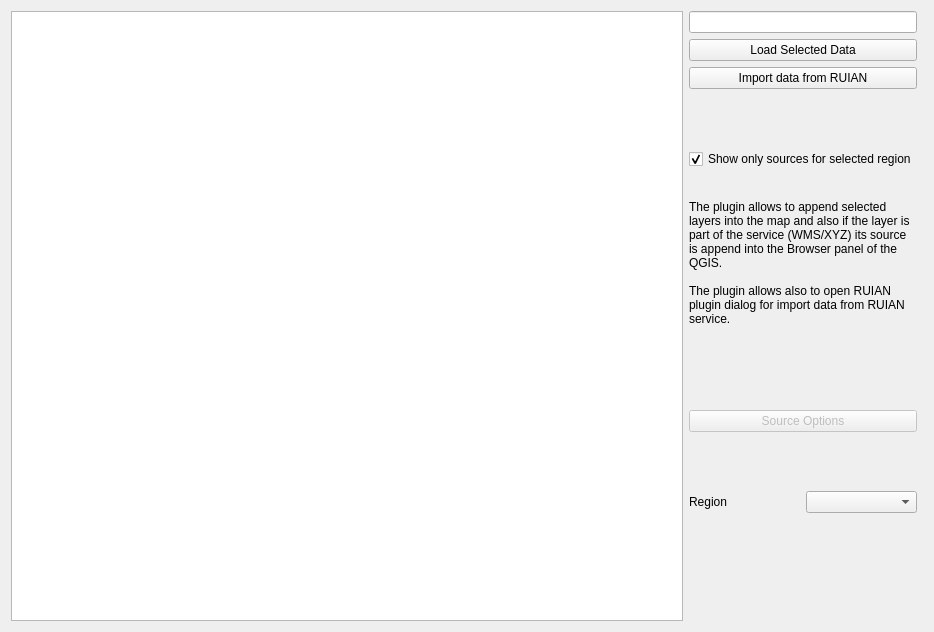
Old version of the form Geo_Data_dialog_base.ui in the repository OpenGeoLabs/czech_slovak_freegeodata.
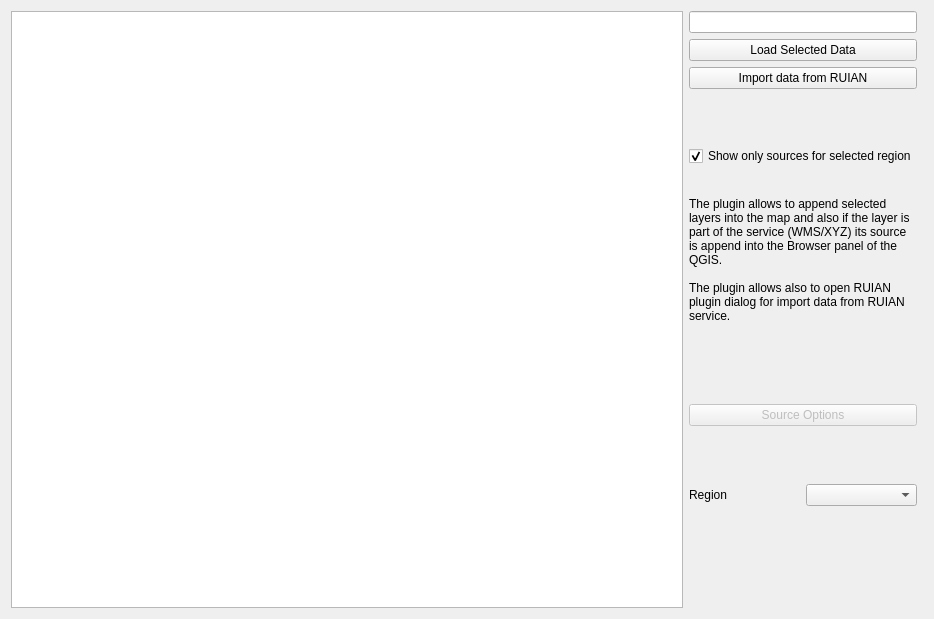
New version of the form. Custom widgets are drawn as their Qt base class.

```diff
--- a/Geo_Data_dialog_base.ui
+++ b/Geo_Data_dialog_base.ui
@@ -7,7 +7,7 @@
     <x>0</x>
     <y>0</y>
     <width>934</width>
-    <height>632</height>
+    <height>619</height>
    </rect>
   </property>
   <property name="maximumSize">
@@ -20,35 +20,7 @@
    <string>GeoData</string>
   </property>
   <layout class="QGridLayout" name="gridLayout">
-   <item row="5" column="1">
-    <widget class="QLabel" name="label">
-     <property name="minimumSize">
-      <size>
-       <width>214</width>
-       <height>175</height>
-      </size>
-     </property>
-     <property name="text">
-      <string>The plugin allows to append selected layers into the map and also if the layer is part of the service (WMS/XYZ) its source is append into the Browser panel of the QGIS.
-
-The plugin allows also to open RUIAN plugin dialog for import data from RUIAN service.</string>
-     </property>
-     <property name="wordWrap">
-      <bool>true</bool>
-     </property>
-    </widget>
-   </item>
-   <item row="11" column="1" colspan="2">
-    <widget class="QLabel" name="labelRuianError">
-     <property name="text">
-      <string/>
-     </property>
-     <property name="wordWrap">
-      <bool>true</bool>
-     </property>
-    </widget>
-   </item>
-   <item row="7" column="1">
+   <item row="7" column="3">
     <widget class="QPushButton" name="pushButtonSourceOptions">
      <property name="enabled">
       <bool>false</bool>
@@ -61,7 +33,7 @@
      </property>
     </widget>
    </item>
-   <item row="0" column="0" rowspan="12">
+   <item row="0" column="1" rowspan="12">
     <widget class="QTreeWidget" name="treeWidgetSources">
      <property name="minimumSize">
       <size>
@@ -92,7 +64,82 @@
      </column>
     </widget>
    </item>
-   <item row="0" column="1">
+   <item row="5" column="3">
+    <widget class="QLabel" name="label">
+     <property name="minimumSize">
+      <size>
+       <width>214</width>
+       <height>175</height>
+      </size>
+     </property>
+     <property name="text">
+      <string>The plugin allows to append selected layers into the map and also if the layer is part of the service (WMS/XYZ) its source is append into the Browser panel of the QGIS.
+
+The plugin allows also to open RUIAN plugin dialog for import data from RUIAN service.</string>
+     </property>
+     <property name="wordWrap">
+      <bool>true</bool>
+     </property>
+    </widget>
+   </item>
+   <item row="9" column="3">
+    <layout class="QHBoxLayout" name="horizontalLayout">
+     <item>
+      <widget class="QLabel" name="labelRegion">
+       <property name="text">
+        <string>Region</string>
+       </property>
+      </widget>
+     </item>
+     <item>
+      <widget class="QComboBox" name="comboBoxRegion">
+       <item>
+        <property name="text">
+         <string/>
+        </property>
+       </item>
+       <item>
+        <property name="text">
+         <string>SVK</string>
+        </property>
+       </item>
+       <item>
+        <property name="text">
+         <string>CZE</string>
+        </property>
+       </item>
+      </widget>
+     </item>
+    </layout>
+   </item>
+   <item row="4" column="3">
+    <widget class="QCheckBox" name="checkBoxOnlyRegionSources">
+     <property name="text">
+      <string>Show only sources for selected region</string>
+     </property>
+     <property name="checked">
+      <bool>true</bool>
+     </property>
+    </widget>
+   </item>
+   <item row="11" column="3" colspan="2">
+    <widget class="QLabel" name="labelRuianError">
+     <property name="text">
+      <string/>
+     </property>
+     <property name="wordWrap">
+      <bool>true</bool>
+     </property>
+    </widget>
+   </item>
+   <item row="1" column="3">
+    <widget class="QPushButton" name="pushButtonLoadData">
+     <property name="text">
+      <string>Load Selected Data</string>
+     </property>
+    </widget>
+   </item>
+   <item row="0" column="3">
     <widget class="QgsFilterLineEdit" name="filterBox">
      <property name="sizePolicy">
       <sizepolicy hsizetype="Minimum" vsizetype="Fixed">
@@ -108,60 +155,13 @@
      </property>
     </widget>
    </item>
-   <item row="2" column="1">
+   <item row="2" column="3">
     <widget class="QPushButton" name="pushButtonLoadRuianPlugin">
      <property name="text">
       <string>Import data from RUIAN</string>
      </property>
     </widget>
    </item>
-   <item row="1" column="1">
-    <widget class="QPushButton" name="pushButtonLoadData">
-     <property name="text">
-      <string>Load Selected Data</string>
-     </property>
-    </widget>
-   </item>
-   <item row="4" column="1">
-    <widget class="QCheckBox" name="checkBoxOnlyRegionSources">
-     <property name="text">
-      <string>Show only sources for selected region</string>
-     </property>
-     <property name="checked">
-      <bool>true</bool>
-     </property>
-    </widget>
-   </item>
-   <item row="9" column="1">
-    <layout class="QHBoxLayout" name="horizontalLayout">
-     <item>
-      <widget class="QLabel" name="labelRegion">
-       <property name="text">
-        <string>Region</string>
-       </property>
-      </widget>
-     </item>
-     <item>
-      <widget class="QComboBox" name="comboBoxRegion">
-       <item>
-        <property name="text">
-         <string/>
-        </property>
-       </item>
-       <item>
-        <property name="text">
-         <string>SVK</string>
-        </property>
-       </item>
-       <item>
-        <property name="text">
-         <string>CZE</string>
-        </property>
-       </item>
-      </widget>
-     </item>
-    </layout>
-   </item>
   </layout>
  </widget>
  <customwidgets>
```
